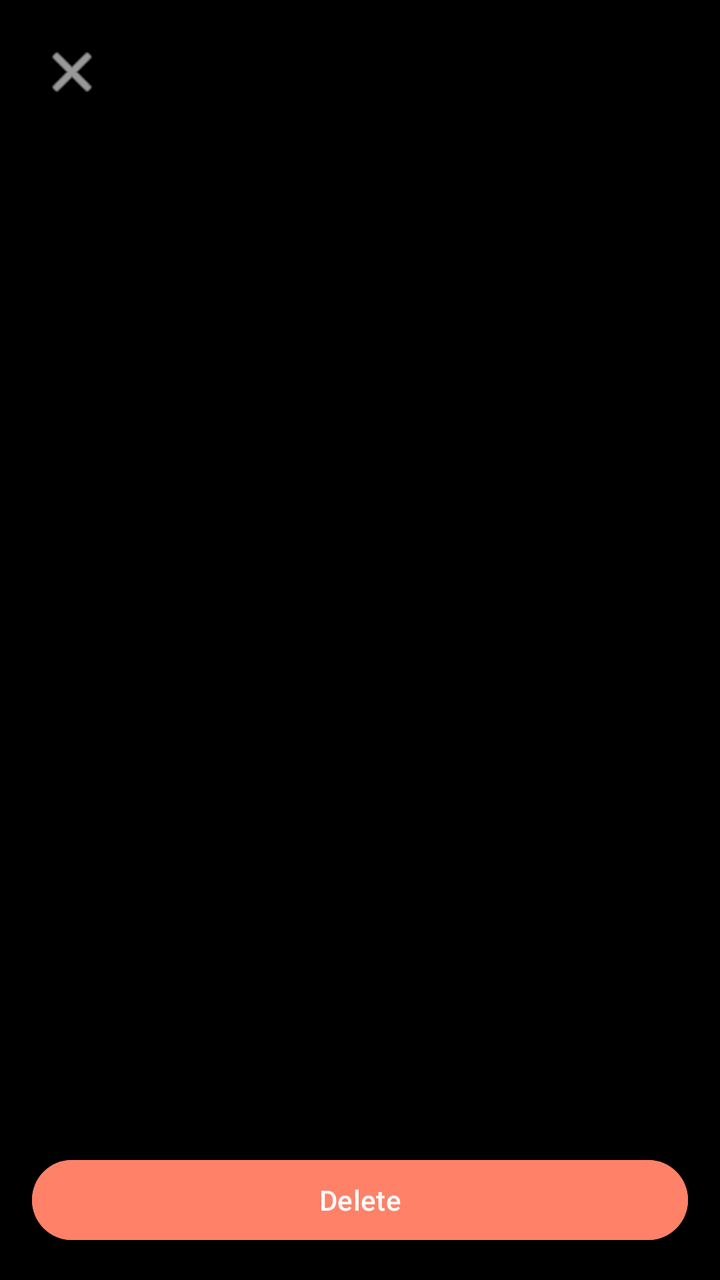
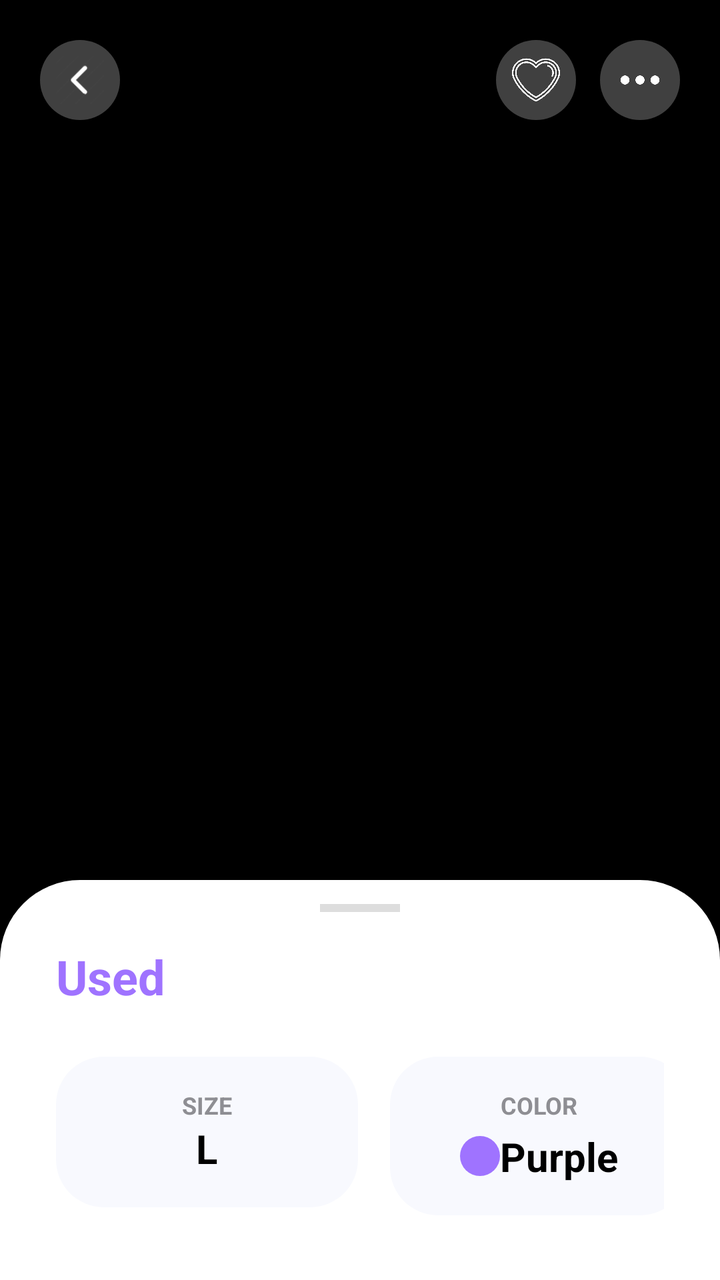

Before-and-after screenshots of an Android layout around one commit, followed by the original layout XML and the change that was made.
<!-- AndroidManifest.xml: application theme Theme.Project -->
<!-- res/layout/g3_closet_category_photo_viewer.xml -->
<?xml version="1.0" encoding="utf-8"?>
<androidx.constraintlayout.widget.ConstraintLayout xmlns:android="http://schemas.android.com/apk/res/android"
    xmlns:app="http://schemas.android.com/apk/res-auto"
    xmlns:tools="http://schemas.android.com/tools"
    android:id="@+id/photoViewerRoot"
    android:layout_width="match_parent"
    android:layout_height="match_parent"
    android:background="#000"
    android:fitsSystemWindows="true">

    
    <ImageButton
        android:id="@+id/btnBack"
        android:layout_width="40dp"
        android:layout_height="40dp"
        android:layout_marginStart="16dp"
        android:layout_marginTop="16dp"
        android:background="@android:color/transparent"
        android:contentDescription="Back"
        android:src="@android:drawable/ic_menu_close_clear_cancel"
        app:tint="@android:color/white"
        app:layout_constraintStart_toStartOf="parent"
        app:layout_constraintTop_toTopOf="parent" />

    
    <androidx.viewpager2.widget.ViewPager2
        android:id="@+id/viewPager"
        android:layout_width="0dp"
        android:layout_height="0dp"
        app:layout_constraintTop_toBottomOf="@+id/btnBack"
        app:layout_constraintBottom_toTopOf="@+id/bottomLayout"
        app:layout_constraintStart_toStartOf="parent"
        app:layout_constraintEnd_toEndOf="parent" />

    
    <LinearLayout
        android:id="@+id/bottomLayout"
        android:layout_width="0dp"
        android:layout_height="wrap_content"
        android:orientation="horizontal"
        android:gravity="center"
        android:padding="16dp"
        app:layout_constraintBottom_toBottomOf="parent"
        app:layout_constraintStart_toStartOf="parent"
        app:layout_constraintEnd_toEndOf="parent">

        <Button
            android:id="@+id/btnDelete"
            android:layout_width="0dp"
            android:layout_height="wrap_content"
            android:layout_weight="1"
            android:backgroundTint="@color/orange_complement"
            android:text="Delete"
            android:textColor="@android:color/white"
            app:layout_constraintEnd_toStartOf="@+id/btnEdit" />

    </LinearLayout>

</androidx.constraintlayout.widget.ConstraintLayout>
<!-- resources referenced by this layout -->
<resources>
  <color name="orange_complement">#FF8168</color>
  <style name="Theme.Project" parent="Base.Theme.Project" />
  <style name="Base.Theme.Project" parent="Theme.Material3.DayNight.NoActionBar">
          
          
      </style>
</resources>

<!-- the commit's change to res/layout/g3_closet_category_photo_viewer.xml (unified diff, before → after) -->
@@ -1,59 +1,301 @@
 <?xml version="1.0" encoding="utf-8"?>
-<androidx.constraintlayout.widget.ConstraintLayout xmlns:android="http://schemas.android.com/apk/res/android"
+<androidx.coordinatorlayout.widget.CoordinatorLayout xmlns:android="http://schemas.android.com/apk/res/android"
     xmlns:app="http://schemas.android.com/apk/res-auto"
     xmlns:tools="http://schemas.android.com/tools"
     android:id="@+id/photoViewerRoot"
     android:layout_width="match_parent"
     android:layout_height="match_parent"
-    android:background="#000"
+    android:background="@android:color/black"
     android:fitsSystemWindows="true">
 
+    <androidx.constraintlayout.widget.ConstraintLayout
+        android:id="@+id/photoContainer"
+        android:layout_width="match_parent"
+        android:layout_height="match_parent">
+
+        
+        <androidx.viewpager2.widget.ViewPager2
+            android:id="@+id/viewPager"
+            android:layout_width="match_parent"
+            android:layout_height="match_parent" />
+
+    </androidx.constraintlayout.widget.ConstraintLayout>
+
     
-    <ImageButton
-        android:id="@+id/btnBack"
-        android:layout_width="40dp"
-        android:layout_height="40dp"
-        android:layout_marginStart="16dp"
-        android:layout_marginTop="16dp"
-        android:background="@android:color/transparent"
-        android:contentDescription="Back"
-        android:src="@android:drawable/ic_menu_close_clear_cancel"
-        app:tint="@android:color/white"
-        app:layout_constraintStart_toStartOf="parent"
-        app:layout_constraintTop_toTopOf="parent" />
+    <androidx.constraintlayout.widget.ConstraintLayout
+        android:id="@+id/uiOverlay"
+        android:layout_width="match_parent"
+        android:layout_height="match_parent"
+        android:elevation="4dp">
+
+        <ImageButton
+            android:id="@+id/btnBack"
+            android:layout_width="40dp"
+            android:layout_height="40dp"
+            android:layout_marginStart="20dp"
+            android:layout_marginTop="20dp"
+            android:background="@drawable/bg_circle_white"
+            android:backgroundTint="@color/overlay_button_bg"
+            android:contentDescription="Back"
+            android:padding="8dp"
+            android:scaleType="centerInside"
+            android:src="@drawable/arrowleft"
+            app:layout_constraintStart_toStartOf="parent"
+            app:layout_constraintTop_toTopOf="parent"
+            app:tint="@android:color/white" />
+
+        <ImageButton
+            android:id="@+id/btnMore"
+            android:layout_width="40dp"
+            android:layout_height="40dp"
+            android:layout_marginEnd="20dp"
+            android:layout_marginTop="20dp"
+            android:background="@drawable/bg_circle_white"
+            android:backgroundTint="@color/overlay_button_bg"
+            android:contentDescription="@string/more"
+            android:padding="8dp"
+            android:scaleType="centerInside"
+            android:src="@drawable/dots"
+            app:layout_constraintEnd_toEndOf="parent"
+            app:layout_constraintTop_toTopOf="parent"
+            app:tint="@android:color/white" />
+
+        <ImageButton
+            android:id="@+id/btnFavorite"
+            android:layout_width="40dp"
+            android:layout_height="40dp"
+            android:layout_marginEnd="12dp"
+            android:background="@drawable/bg_circle_white"
+            android:backgroundTint="@color/overlay_button_bg"
+            android:contentDescription="@string/favorite"
+            android:padding="8dp"
+            android:scaleType="centerInside"
+            android:src="@drawable/heart"
+            app:layout_constraintEnd_toStartOf="@+id/btnMore"
+            app:layout_constraintTop_toTopOf="@+id/btnMore"
+            app:tint="@android:color/white" />
+
+    </androidx.constraintlayout.widget.ConstraintLayout>
 
     
-    <androidx.viewpager2.widget.ViewPager2
-        android:id="@+id/viewPager"
-        android:layout_width="0dp"
-        android:layout_height="0dp"
-        app:layout_constraintTop_toBottomOf="@+id/btnBack"
-        app:layout_constraintBottom_toTopOf="@+id/bottomLayout"
-        app:layout_constraintStart_toStartOf="parent"
-        app:layout_constraintEnd_toEndOf="parent" />
-
-    
-    <LinearLayout
-        android:id="@+id/bottomLayout"
-        android:layout_width="0dp"
+    <androidx.core.widget.NestedScrollView
+        android:id="@+id/detailsCard"
+        android:layout_width="match_parent"
         android:layout_height="wrap_content"
-        android:orientation="horizontal"
-        android:gravity="center"
-        android:padding="16dp"
-        app:layout_constraintBottom_toBottomOf="parent"
-        app:layout_constraintStart_toStartOf="parent"
-        app:layout_constraintEnd_toEndOf="parent">
-
-        <Button
-            android:id="@+id/btnDelete"
-            android:layout_width="0dp"
+        android:background="@drawable/bg_rounded_card_top"
+        app:behavior_hideable="false"
+        app:behavior_peekHeight="200dp"
+        app:behavior_fitToContents="true"
+        app:layout_behavior="com.google.android.material.bottomsheet.BottomSheetBehavior">
+
+        <LinearLayout
+            android:layout_width="match_parent"
             android:layout_height="wrap_content"
-            android:layout_weight="1"
-            android:backgroundTint="@color/orange_complement"
-            android:text="Delete"
-            android:textColor="@android:color/white"
-            app:layout_constraintEnd_toStartOf="@+id/btnEdit" />
-
-    </LinearLayout>
-
-</androidx.constraintlayout.widget.ConstraintLayout>
+            android:orientation="vertical"
+            android:paddingTop="12dp"
+            android:paddingStart="28dp"
+            android:paddingEnd="28dp"
+            android:paddingBottom="28dp">
+
+            
+            <View
+                android:layout_width="40dp"
+                android:layout_height="4dp"
+                android:layout_gravity="center_horizontal"
+                android:layout_marginBottom="16dp"
+                android:background="#DDDDDD" />
+
+            
+            <RelativeLayout
+                android:layout_width="match_parent"
+                android:layout_height="wrap_content"
+                android:layout_marginBottom="24dp">
+
+                <TextView
+                    android:id="@+id/tvcategory"
+                    android:layout_width="wrap_content"
+                    android:layout_height="wrap_content"
+                    android:layout_alignParentEnd="false"
+                    android:layout_centerVertical="true"
+                    android:text="@string/used"
+                    android:textColor="@color/purple_primary"
+                    android:textSize="24sp"
+                    android:textStyle="bold" />
+            </RelativeLayout>
+
+            
+            <LinearLayout
+                android:layout_width="match_parent"
+                android:layout_height="wrap_content"
+                android:orientation="horizontal"
+                android:layout_marginBottom="32dp">
+
+                <LinearLayout
+                    android:layout_width="163dp"
+                    android:layout_height="wrap_content"
+                    android:layout_marginEnd="16dp"
+                    android:layout_weight="1"
+                    android:background="@drawable/bg_attribute_box"
+                    android:gravity="center"
+                    android:orientation="vertical"
+                    android:padding="16dp">
+
+                    <TextView
+                        android:layout_width="wrap_content"
+                        android:layout_height="wrap_content"
+                        android:text="@string/size"
+                        android:textColor="@color/text_label"
+                        android:textSize="12sp"
+                        android:textStyle="bold" />
+
+                    <TextView
+                        android:id="@+id/tvSizeValue"
+                        android:layout_width="wrap_content"
+                        android:layout_height="wrap_content"
+                        android:text="@string/size_l"
+                        android:textColor="@color/black"
+                        android:textSize="20sp"
+                        android:textStyle="bold" />
+                </LinearLayout>
+
+                <LinearLayout
+                    android:layout_width="161dp"
+                    android:layout_height="wrap_content"
+                    android:layout_weight="1"
+                    android:background="@drawable/bg_attribute_box"
+                    android:gravity="center"
+                    android:orientation="vertical"
+                    android:padding="16dp">
+
+                    <TextView
+                        android:layout_width="wrap_content"
+                        android:layout_height="wrap_content"
+                        android:text="@string/color"
+                        android:textColor="@color/text_label"
+                        android:textSize="12sp"
+                        android:textStyle="bold" />
+
+                    <LinearLayout
+                        android:layout_width="wrap_content"
+                        android:layout_height="wrap_content"
+                        android:layout_marginTop="4dp"
+                        android:gravity="center_vertical"
+                        android:orientation="horizontal">
+
+                        <View
+                            android:id="@+id/viewColor"
+                            android:layout_width="20dp"
+                            android:layout_height="20dp"
+                            android:background="@drawable/bg_circle_white"
+                            android:backgroundTint="@color/purple_primary"
+                            tools:layout_marginEnd="8dp" />
+
+                        <TextView
+                            android:id="@+id/tvColorValue"
+                            android:layout_width="wrap_content"
+                            android:layout_height="wrap_content"
+                            android:text="@string/color_purple"
+                            android:textColor="@color/black"
+                            android:textSize="20sp"
+                            android:textStyle="bold" />
+
+                    </LinearLayout>
+                </LinearLayout>
+
+                
+                <View
+                    android:layout_width="0dp"
+                    android:layout_height="0dp"
+                    android:layout_weight="1" />
+            </LinearLayout>
+
+            
+            <TextView
+                android:layout_width="wrap_content"
+                android:layout_height="wrap_content"
+                android:text="@string/tags"
+                android:textColor="@color/text_label"
+                android:textSize="14sp"
+                android:textStyle="bold"
+                android:layout_marginBottom="16dp" />
+
+            <com.google.android.material.chip.ChipGroup
+                android:id="@+id/chipGroupTags"
+                android:layout_width="match_parent"
+                android:layout_height="wrap_content"
+                android:layout_marginBottom="32dp"
+                app:chipSpacingHorizontal="8dp"
+                app:chipSpacingVertical="8dp">
+
+                <TextView
+                    android:layout_width="wrap_content"
+                    android:layout_height="wrap_content"
+                    android:background="@drawable/bg_tag"
+                    android:paddingHorizontal="16dp"
+                    android:paddingVertical="8dp"
+                    android:text="@string/streetwear"
+                    android:textColor="@color/black"
+                    android:textStyle="bold" />
+
+                <TextView
+                    android:layout_width="wrap_content"
+                    android:layout_height="wrap_content"
+                    android:background="@drawable/bg_tag"
+                    android:paddingHorizontal="16dp"
+                    android:paddingVertical="8dp"
+                    android:text="@string/minimalist"
+                    android:textColor="@color/black"
+                    android:textStyle="bold" />
+
+                <TextView
+                    android:layout_width="wrap_content"
+                    android:layout_height="wrap_content"
+                    android:background="@drawable/bg_tag"
+                    android:paddingHorizontal="16dp"
+                    android:paddingVertical="8dp"
+                    android:text="@string/essential"
+                    android:textColor="@color/black"
+                    android:textStyle="bold" />
+
+                <TextView
+                    android:layout_width="wrap_content"
+                    android:layout_height="wrap_content"
+                    android:background="@drawable/bg_tag"
+                    android:paddingHorizontal="16dp"
+                    android:paddingVertical="8dp"
+                    android:text="@string/winter"
+                    android:textColor="@color/black"
+                    android:textStyle="bold" />
+            </com.google.android.material.chip.ChipGroup>
+
+            
+            <LinearLayout
+                android:layout_width="345dp"
+                android:layout_height="wrap_content"
+                android:background="@drawable/bg_attribute_box"
+                android:gravity="center_vertical"
+                android:orientation="horizontal"
+                android:padding="20dp">
+
+                <ImageView
+                    android:layout_width="24dp"
+                    android:layout_height="24dp"
+                    android:contentDescription="@string/calendar"
+                    android:src="@drawable/calendar"
+                    app:tint="@color/purple_primary" />
+
+                <TextView
+                    android:layout_width="wrap_content"
+                    android:layout_height="wrap_content"
+                    android:layout_marginStart="12dp"
+                    android:text="@string/last_worn"
+                    android:textColor="@color/text_label"
+                    android:textSize="12sp"
+                    android:textStyle="bold" />
+
+            </LinearLayout>
+
+        </LinearLayout>
+    </androidx.core.widget.NestedScrollView>
+
+</androidx.coordinatorlayout.widget.CoordinatorLayout>
<!-- resource entries referenced after the edit -->
@@ -1,7 +1,56 @@
 <!-- resources referenced by this layout -->
 <resources>
-  <color name="orange_complement">#FF8168</color>
+  <color name="black">#FF000000</color>
+  <color name="overlay_button_bg">#40FFFFFF</color>
+  <color name="purple_primary">#9F73FF</color>
+  <color name="text_label">#8E8E93</color>
+  <!-- drawable arrowleft: png bitmap (drawable, 2027 bytes) -->
+  <!-- drawable bg_attribute_box (drawable) -->
+  <?xml version="1.0" encoding="utf-8"?>
+  <shape xmlns:android="http://schemas.android.com/apk/res/android">
+      <solid android:color="@color/attribute_bg" />
+      <corners android:radius="24dp" />
+  </shape>
+  <!-- drawable bg_circle_white (drawable) -->
+  <?xml version="1.0" encoding="utf-8"?>
+  <shape xmlns:android="http://schemas.android.com/apk/res/android"
+      android:shape="oval">
+      <solid android:color="#FFFFFF" />
+  </shape>
+  <!-- drawable bg_rounded_card_top (drawable) -->
+  <?xml version="1.0" encoding="utf-8"?>
+  <shape xmlns:android="http://schemas.android.com/apk/res/android">
+      <solid android:color="@android:color/white" />
+      <corners
+          android:topLeftRadius="40dp"
+          android:topRightRadius="40dp" />
+  </shape>
+  <!-- drawable bg_tag (drawable) -->
+  <?xml version="1.0" encoding="utf-8"?>
+  <shape xmlns:android="http://schemas.android.com/apk/res/android">
+      <solid android:color="@color/tag_bg" />
+      <corners android:radius="12dp" />
+  </shape>
+  <!-- drawable calendar: png bitmap (drawable, 1678 bytes) -->
+  <!-- drawable dots: png bitmap (drawable, 3425 bytes) -->
+  <!-- drawable heart: png bitmap (drawable, 22692 bytes) -->
+  <string name="calendar">Calendar</string>
+  <string name="color">COLOR</string>
+  <string name="color_purple">Purple</string>
+  <string name="essential">Essential</string>
+  <string name="favorite">Favorite</string>
+  <string name="last_worn">LAST WORN</string>
+  <string name="minimalist">Minimalist</string>
+  <string name="more">More</string>
+  <string name="size">SIZE</string>
+  <string name="size_l">L</string>
+  <string name="streetwear">Streetwear</string>
+  <string name="tags">TAGS</string>
+  <string name="used">Used</string>
+  <string name="winter">Winter</string>
   <style name="Theme.Project" parent="Base.Theme.Project" />
+  <color name="attribute_bg">#F8F9FE</color>
+  <color name="tag_bg">#F5F5F7</color>
   <style name="Base.Theme.Project" parent="Theme.Material3.DayNight.NoActionBar">
           
           
